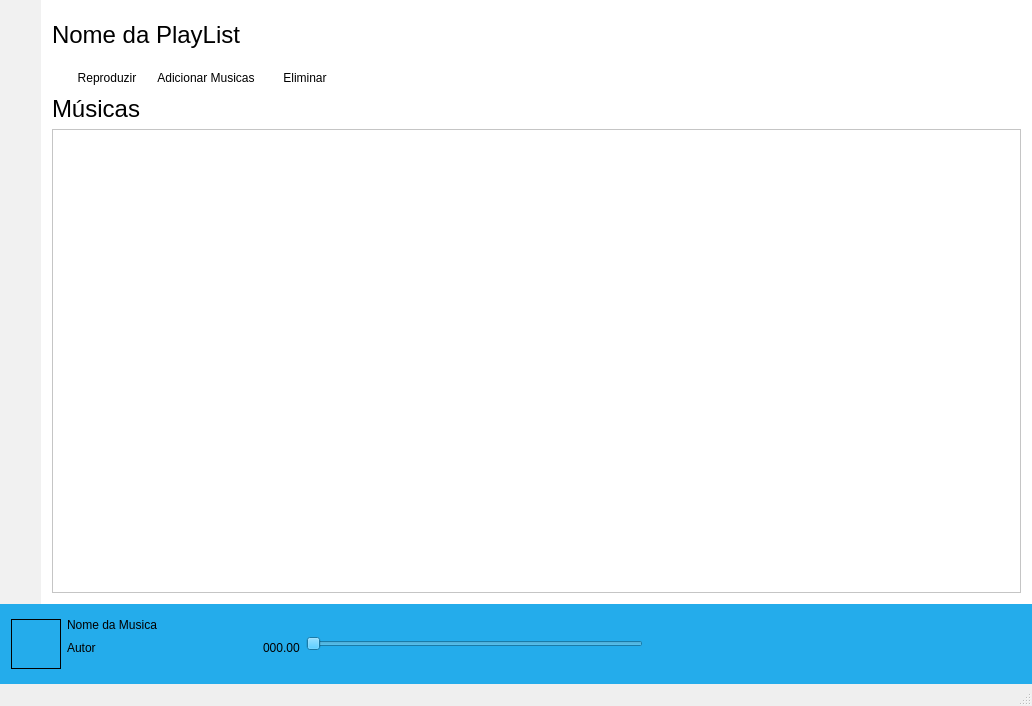
First picture: the form in media5/mainwindow.ui, repository Grupo-9-EngenhariaSoftware2016/Media-Player, before the edit.
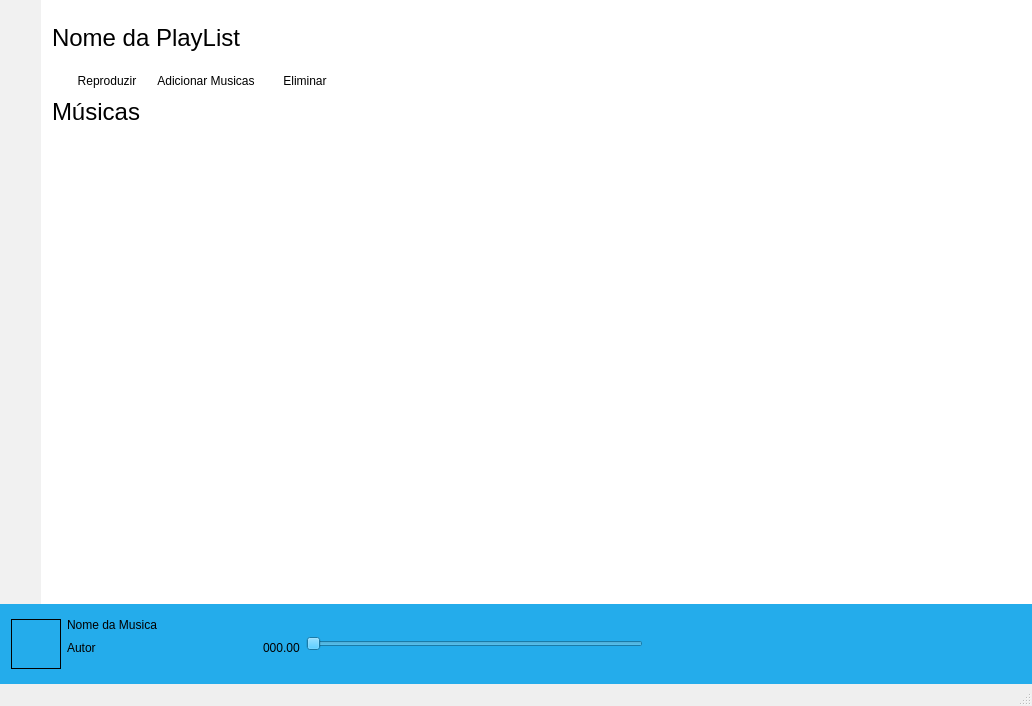
Second picture: the form after the edit. The open tabs and pages were chosen to show the change. Icons and pictures are not drawn.

```diff
--- a/media5/mainwindow.ui
+++ b/media5/mainwindow.ui
@@ -2598,7 +2598,7 @@
             <property name="sizeHint" stdset="0">
              <size>
               <width>20</width>
-              <height>10</height>
+              <height>13</height>
              </size>
             </property>
            </spacer>
@@ -2664,7 +2664,58 @@
          </widget>
         </item>
         <item>
-         <widget class="QTableView" name="page_playlist_tableView_musics"/>
+         <widget class="QTableWidget" name="page_playlist_tableWidget">
+          <property name="frameShape">
+           <enum>QFrame::NoFrame</enum>
+          </property>
+          <property name="editTriggers">
+           <set>QAbstractItemView::NoEditTriggers</set>
+          </property>
+          <property name="alternatingRowColors">
+           <bool>true</bool>
+          </property>
+          <property name="selectionBehavior">
+           <enum>QAbstractItemView::SelectRows</enum>
+          </property>
+          <property name="textElideMode">
+           <enum>Qt::ElideLeft</enum>
+          </property>
+          <property name="showGrid">
+           <bool>false</bool>
+          </property>
+          <property name="rowCount">
+           <number>1</number>
+          </property>
+          <property name="columnCount">
+           <number>1</number>
+          </property>
+          <attribute name="horizontalHeaderVisible">
+           <bool>false</bool>
+          </attribute>
+          <attribute name="horizontalHeaderCascadingSectionResizes">
+           <bool>false</bool>
+          </attribute>
+          <attribute name="horizontalHeaderDefaultSectionSize">
+           <number>200</number>
+          </attribute>
+          <attribute name="horizontalHeaderHighlightSections">
+           <bool>false</bool>
+          </attribute>
+          <attribute name="horizontalHeaderMinimumSectionSize">
+           <number>200</number>
+          </attribute>
+          <attribute name="horizontalHeaderStretchLastSection">
+           <bool>true</bool>
+          </attribute>
+          <attribute name="verticalHeaderVisible">
+           <bool>false</bool>
+          </attribute>
+          <attribute name="verticalHeaderHighlightSections">
+           <bool>false</bool>
+          </attribute>
+          <row/>
+          <column/>
+         </widget>
         </item>
        </layout>
       </widget>
```
Left out of the diff: 150 changed lines with no effect on the pictures.
